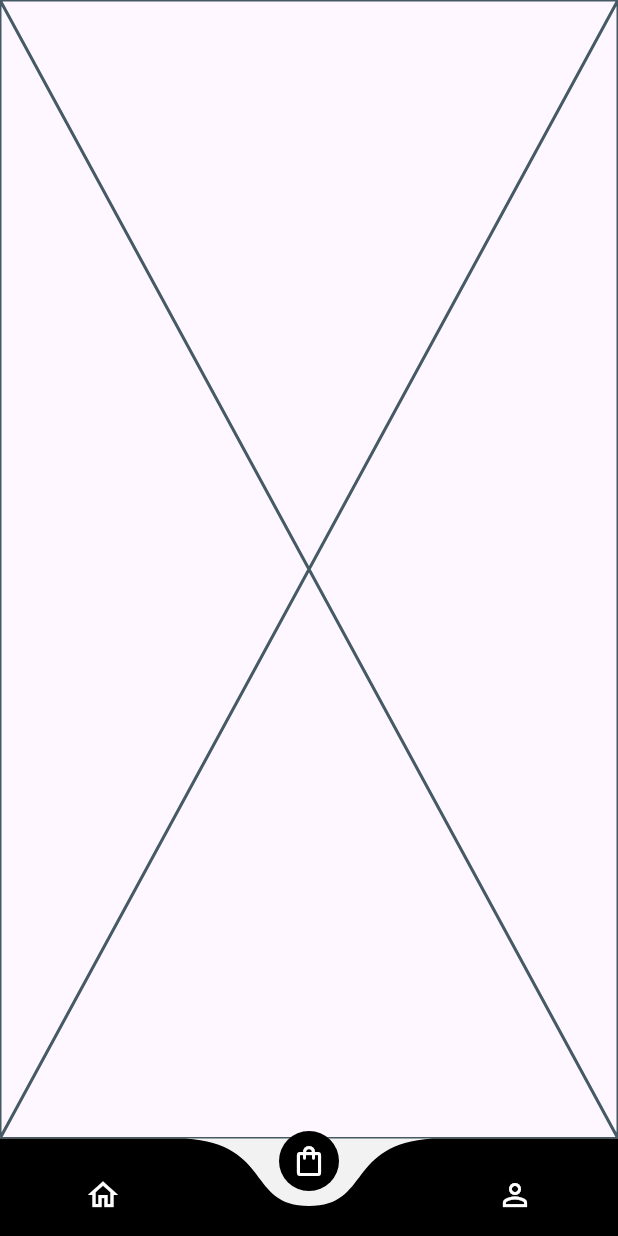
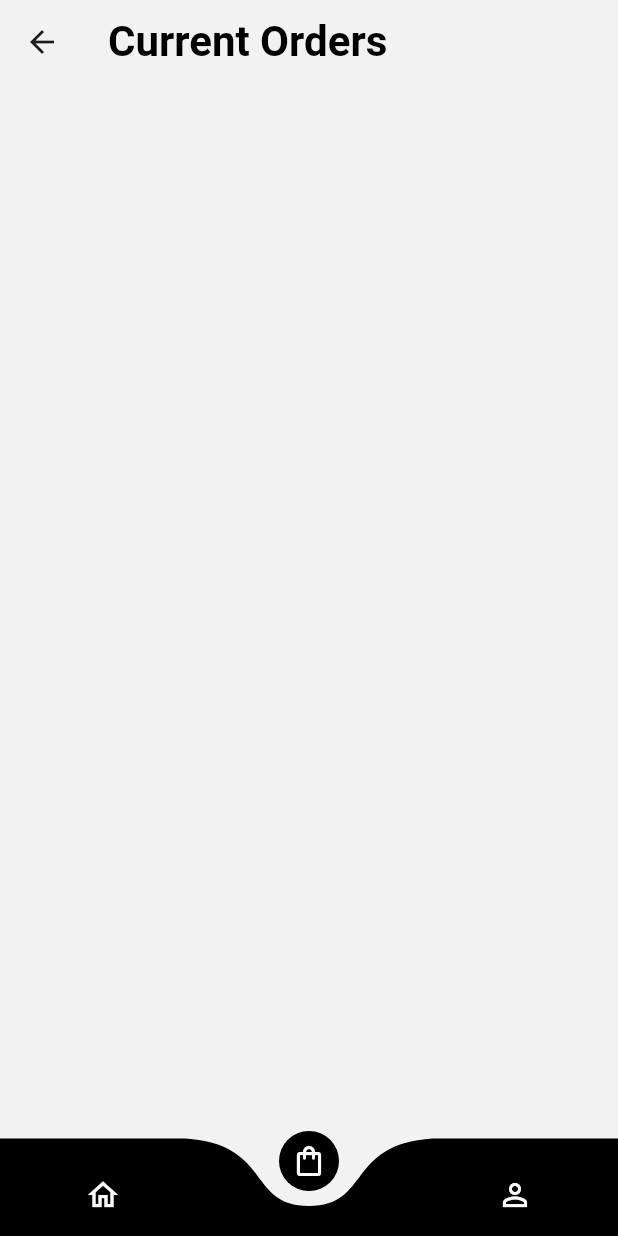
Before and after one commit to manthan-chauhan-17/Shopping-App, a Flutter app: the BottomNav screen opened directly, item 2 of the bottom bar chosen, on a phone screen of 412 x 824 dp. Run offline on Flutter 3.47's test engine with Material 3 defaults, Android fonts, the phone set to English and light mode, and no system bars; drawn by our look-alikes of curved_navigation_bar; our stand-ins replace cloud_firestore, firebase_auth, firebase_core, firebase_storage, image_picker, random_string and 1 more; accounts and stored records are empty.

Commit message:
Created Order Page

```diff
--- a/lib/screens/bottomnav.dart
+++ b/lib/screens/bottomnav.dart
@@ -22,7 +22,9 @@ class _BottomNavState extends State<BottomNav> {
   @override
   void initState() {
     homePage = const Home();
-    order = const Order();
+    order = Order(
+      category: "Watch",
+    );
     profile = const Profile();
 
     pages = [homePage, order, profile];
--- a/lib/screens/onboarding.dart
+++ b/lib/screens/onboarding.dart
@@ -17,7 +17,7 @@ class _OnboardingState extends State<Onboarding> {
         child: Column(
           crossAxisAlignment: CrossAxisAlignment.start,
           children: [
-            Image.asset("assets/images/headphone.PNG"),
+            Image.asset("assets/images/headphone_icon.png"),
             const Padding(
               padding: EdgeInsets.only(left: 20.0),
               child: Text(
--- a/lib/screens/order.dart
+++ b/lib/screens/order.dart
@@ -1,15 +1,111 @@
+import 'dart:async';
+
+import 'package:cloud_firestore/cloud_firestore.dart';
 import 'package:flutter/material.dart';
+import 'package:flutter/widgets.dart';
+import 'package:shopping_app/services/database.dart';
+import 'package:shopping_app/widgets/app_widgets.dart';
 
 class Order extends StatefulWidget {
-  const Order({super.key});
-
+  Order({super.key, required this.category});
+  String category;
   @override
   State<Order> createState() => _OrderState();
 }
 
 class _OrderState extends State<Order> {
+  Stream? orderStream;
+
+  getOnTheLoad() async {
+    orderStream = await DatabaseMethods().getProducts(widget.category);
+    setState(() {});
+  }
+
+  @override
+  void initState() {
+    getOnTheLoad();
+    super.initState();
+  }
+
+  Widget allOrders() {
+    return StreamBuilder(
+        stream: orderStream,
+        builder: (context, AsyncSnapshot snapshot) {
+          return snapshot.hasData
+              ? ListView.builder(
+                  padding: EdgeInsets.zero,
+                  itemCount: snapshot.data.docs.length,
+                  itemBuilder: (context, index) {
+                    DocumentSnapshot ds = snapshot.data.docs[index];
+
+                    return Material(
+                      elevation: 3.0,
+                      borderRadius: BorderRadius.circular(10.0),
+                      child: Container(
+                          padding: const EdgeInsets.only(
+                              left: 20.0, top: 10.0, bottom: 10.0),
+                          width: MediaQuery.of(context).size.width,
+                          decoration: BoxDecoration(
+                            color: Colors.white,
+                            borderRadius: BorderRadius.circular(10.0),
+                          ),
+                          child: Row(
+                            children: [
+                              Image.network(
+                                ds["Product Image"],
+                                height: 120,
+                                width: 120,
+                                fit: BoxFit.cover,
+                              ),
+                              const SizedBox(
+                                width: 30.0,
+                              ),
+                              Column(
+                                children: [
+                                  Text(
+                                    ds["Product Name"],
+                                    style: AppWidgets.semiBoldTextStyle(),
+                                  ),
+                                  Text(
+                                    "\u20B9" + ds["Product Price"],
+                                    style: const TextStyle(
+                                      color: Color(0xFFfd6f3e),
+                                      fontSize: 23.0,
+                                      fontWeight: FontWeight.bold,
+                                    ),
+                                  ),
+                                ],
+                              )
+                            ],
+                          )),
+                    );
+                  },
+                )
+              : Container();
+        });
+  }
+
   @override
   Widget build(BuildContext context) {
-    return const Placeholder();
+    return Scaffold(
+      backgroundColor: const Color(0xfff2f2f2),
+      appBar: AppBar(
+        backgroundColor: const Color(0xfff2f2f2),
+        title: Text(
+          "Current Orders",
+          style: AppWidgets.boldWeightTextStyle(),
+        ),
+      ),
+      body: Container(
+        margin: const EdgeInsets.only(left: 20.0, right: 20.0),
+        child: Column(
+          children: [
+            Expanded(
+              child: allOrders(),
+            ),
+          ],
+        ),
+      ),
+    );
   }
 }
```
Also changed, not shown: lib/screens/product_detail.dart (+7 -6 lines), lib/services/database.dart (+7 -0 lines).
